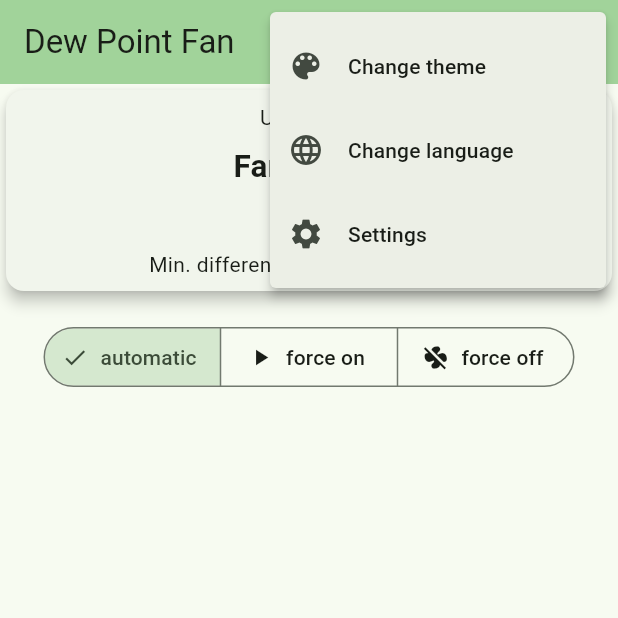
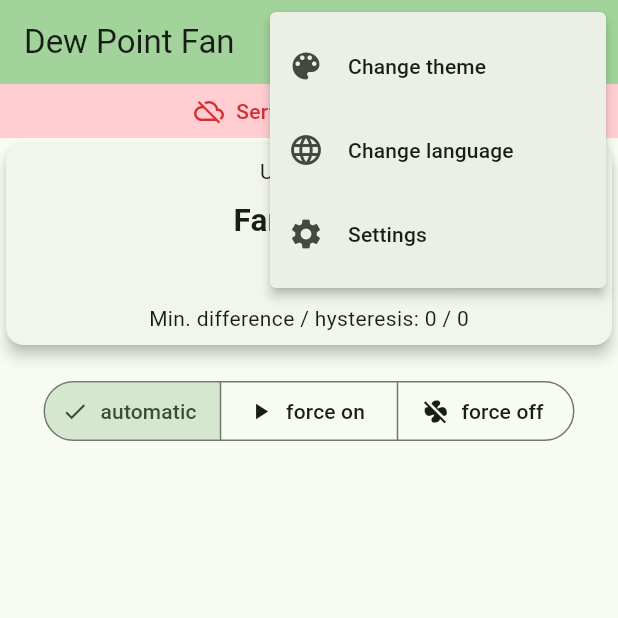
Before and after one commit to aluedtke7/dew-point-fan-app, a Flutter app: the screen it shows after launch, after a tap on the "more vert" icon, on a phone screen of 412 x 824 dp, the top half of it. Run offline on Flutter 3.47's test engine with Material 3 defaults, Android fonts, the phone set to English and light mode, and no system bars; our stand-ins replace equatable, flutter_bloc, shared_preferences, theme_provider; generated files the repository leaves out were written again; network calls fail.

Commit message:
Improved dew point data handling: added exponential backoff on failures, enforced request timeouts, updated UI with disconnected state

```diff
--- a/lib/l10n/app_de.arb
+++ b/lib/l10n/app_de.arb
@@ -29,5 +29,6 @@
   "action_auto": "auto",
   "action_on": "immer an",
   "action_off": "immer aus",
-  "reasons": "{idx, select, 0{Nichts} 1{Keine Daten} 2{Nicht genug Daten} 3{Taupunkt > Hysterese} 4{Taupunkt < Hysterese} 5{Taupunkt innerhalb Bereich} 6{Innentemperatur zu gering} 7{Außentemperatur zu gering} 8{Innenfeuchtigkeit zu gering} 9{Übersteuerung ist AN} 10{Übersteuerung ist AUS}  other{Unbekannt}}"
+  "reasons": "{idx, select, 0{Nichts} 1{Keine Daten} 2{Nicht genug Daten} 3{Taupunkt > Hysterese} 4{Taupunkt < Hysterese} 5{Taupunkt innerhalb Bereich} 6{Innentemperatur zu gering} 7{Außentemperatur zu gering} 8{Innenfeuchtigkeit zu gering} 9{Übersteuerung ist AN} 10{Übersteuerung ist AUS}  other{Unbekannt}}",
+  "disconnected": "Server nicht erreichbar"
 }
--- a/lib/l10n/app_en.arb
+++ b/lib/l10n/app_en.arb
@@ -120,5 +120,6 @@
     "placeholders": {
       "idx": {}
     }
-  }
+  },
+  "disconnected": "Server unreachable"
 }
--- a/lib/repository/dew_point_repository.dart
+++ b/lib/repository/dew_point_repository.dart
@@ -44,15 +44,18 @@ class DewPointRepository {
   }
 
   Stream<DewPointData> _dewPoints() async* {
+    var retryDelay = 1;
     while (true) {
       var dpd = await _fetchDewPoint();
       if (dpd != null) {
         debugPrint('Fetched data: ${dpd.update}');
         yield dpd;
+        retryDelay = 1;
         await Future<void>.delayed(const Duration(seconds: 5));
       } else {
         yield DewPointData();
-        await Future<void>.delayed(const Duration(milliseconds: 500));
+        await Future<void>.delayed(Duration(seconds: retryDelay));
+        retryDelay = (retryDelay * 2).clamp(1, 30);
       }
     }
   }
@@ -61,7 +64,11 @@ class DewPointRepository {
     try {
       debugPrint('Fetching dew point data from $dewPointFanUrl...');
       var url = Uri.http(dewPointFanUrl, '/info', {});
-      final response = await _client.get(url);
+      final response = await _client.get(url).timeout(const Duration(seconds: 3));
+      if (response.statusCode != 200) {
+        debugPrint('Unexpected status code: ${response.statusCode}');
+        return null;
+      }
       final obj = json.decode(response.body);
       if (obj != null) {
         final dpd = DewPointData.fromJson(obj);
@@ -81,7 +88,7 @@ class DewPointRepository {
       final response = await _client.post(
         url,
         body: body,
-      );
+      ).timeout(const Duration(seconds: 3));
       debugPrint('set override - status code: ${response.statusCode}');
     } catch (error) {
       debugPrint('Error posting override value: $error');
--- a/lib/views/main_page.dart
+++ b/lib/views/main_page.dart
@@ -80,6 +80,23 @@ class MainPage extends StatelessWidget {
           builder: (context, state) {
             return Column(
               children: [
+                if (state.data.update == null)
+                  Container(
+                    width: double.infinity,
+                    color: Colors.red.shade100,
+                    padding: const EdgeInsets.symmetric(horizontal: 16, vertical: 8),
+                    child: Row(
+                      mainAxisAlignment: MainAxisAlignment.center,
+                      children: [
+                        Icon(Icons.cloud_off, color: Colors.red.shade700, size: 20),
+                        const SizedBox(width: 8),
+                        Text(
+                          i18n(context).disconnected,
+                          style: TextStyle(color: Colors.red.shade700, fontWeight: FontWeight.w500),
+                        ),
+                      ],
+                    ),
+                  ),
                 StatusCard(dewPointData: state.data),
                 if (state.data.sensors.isNotEmpty) SensorCard(sensorData: state.data.sensors[0]),
                 if (state.data.sensors.length > 1) SensorCard(sensorData: state.data.sensors[1]),
```
Also changed, not shown: 1 other file.
